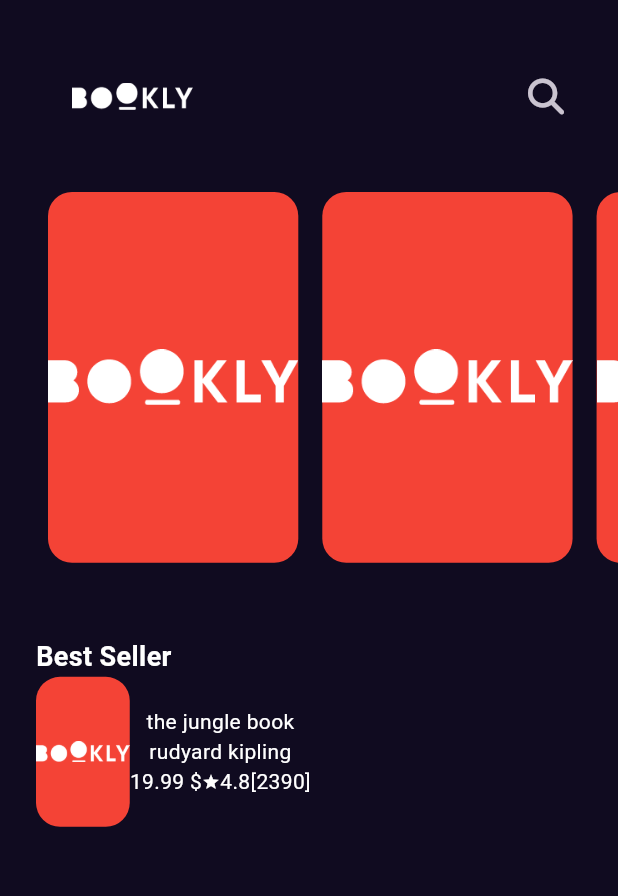
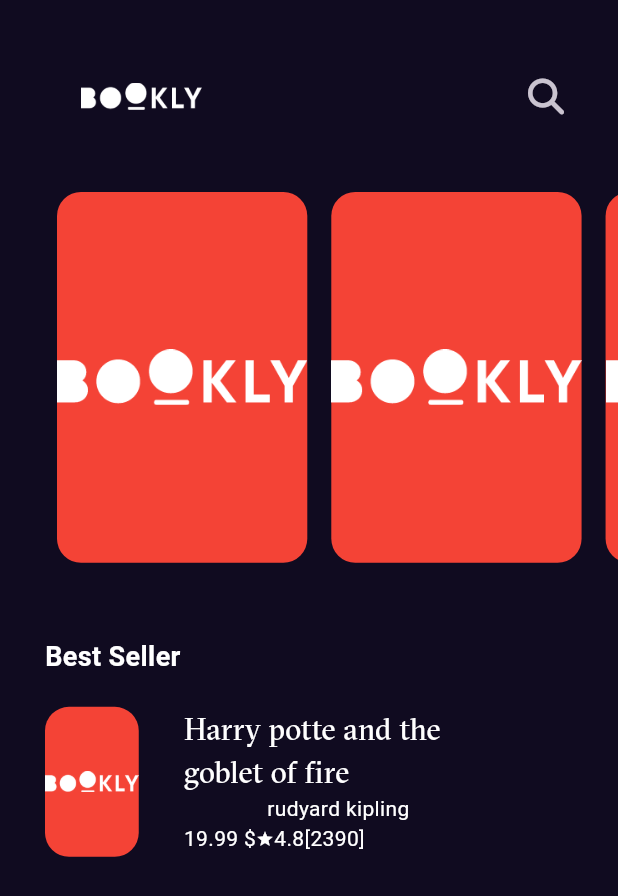
Before and after one commit to AndrewAdell/Bookly, a Flutter app: the screen it shows after launch, on a phone screen of 412 x 824 dp. Shown: the top 896 px of the screen. Run offline on Flutter 3.47's test engine with Material 3 defaults, Android fonts, the phone set to English and light mode, and no system bars; our stand-ins replace font_awesome_flutter, get.

Commit message:
best seller's name

```diff
--- a/lib/core/utils/styles.dart
+++ b/lib/core/utils/styles.dart
@@ -9,11 +9,11 @@ abstract class Styles {
   static const textStyle20 = TextStyle(
     fontSize: 20,
     fontWeight: FontWeight.normal,
+    fontFamily: gtSectraFineFont,
   );
   static const textStyle30 = TextStyle(
     fontSize: 30,
     fontWeight: FontWeight.w900,
-    fontFamily: gtSectraFineFont,
     letterSpacing: 1.2,
   );
   static const textStyle14 = TextStyle(
--- a/lib/features/Home/presentation/view/widgets/best_seller_list_view_item.dart
+++ b/lib/features/Home/presentation/view/widgets/best_seller_list_view_item.dart
@@ -1,4 +1,5 @@
 import 'package:bookly/core/utils/assets.dart';
+import 'package:bookly/core/utils/styles.dart';
 import 'package:flutter/material.dart';
 
 class BestSellerListViewItem extends StatelessWidget {
@@ -18,13 +19,21 @@ class BestSellerListViewItem extends StatelessWidget {
               child: Image.asset(Assets.logo),
             ),
           ),
-          const Column(
-            mainAxisAlignment: MainAxisAlignment.center,
+          const SizedBox(
+            width: 30,
+          ),
+          SizedBox(
+            width: MediaQuery.of(context).size.width * 0.5,
+            child: const Column(
               children: [
-              Text('the jungle book'),
+                Text(
+                  'Harry potte and the goblet of fire',
+                  style: Styles.textStyle20,
+                  maxLines: 2,
+                  overflow: TextOverflow.ellipsis,
+                ),
                 Text('rudyard kipling'),
                 Row(
-                mainAxisAlignment: MainAxisAlignment.spaceEvenly,
                   children: [
                     Text(r'19.99 $'),
                     // SizedBox(
@@ -38,6 +47,7 @@ class BestSellerListViewItem extends StatelessWidget {
                   ],
                 )
               ],
+            ),
           )
         ],
       ),
--- a/lib/features/Home/presentation/view/widgets/home_view_body.dart
+++ b/lib/features/Home/presentation/view/widgets/home_view_body.dart
@@ -10,7 +10,7 @@ class HomeViewBody extends StatelessWidget {
   @override
   Widget build(BuildContext context) {
     return const Padding(
-      padding: EdgeInsets.only(left: 24),
+      padding: EdgeInsets.only(left: 30),
       child: Column(
         crossAxisAlignment: CrossAxisAlignment.start,
         children: [
@@ -20,6 +20,9 @@ class HomeViewBody extends StatelessWidget {
             height: 50,
           ),
           Text('Best Seller', style: Styles.textStyle18),
+          SizedBox(
+            height: 20,
+          ),
           BestSellerListViewItem(),
         ],
       ),
```
Lines whose indentation alone changed are shown as unchanged.
